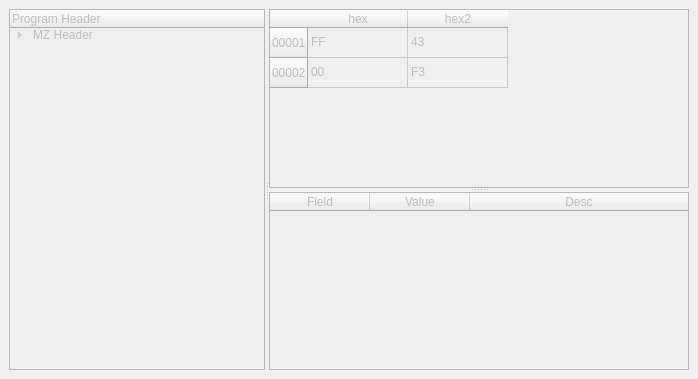
This is src/include/programheader.ui in Anderson00/DeObfuscator as Qt 5 draws it before an edit. The edited form follows.
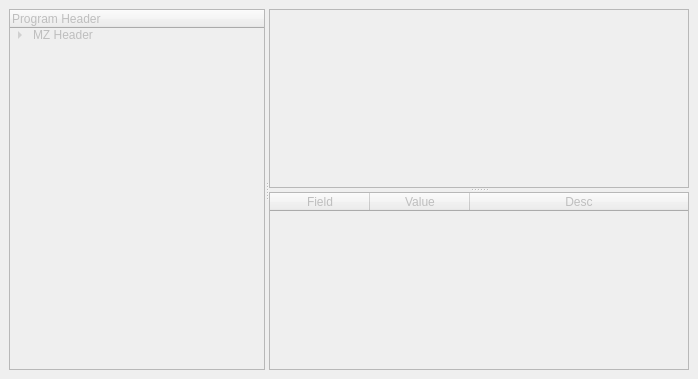
This is the edited form.

Commit message: Menu Icons and improvements in ProgramHeader window

```diff
--- a/src/include/programheader.ui
+++ b/src/include/programheader.ui
@@ -82,46 +82,30 @@
         <enum>Qt::Vertical</enum>
        </property>
        <widget class="QTableWidget" name="hexTable">
-        <row>
-         <property name="text">
-          <string>00001</string>
-         </property>
-        </row>
-        <row>
-         <property name="text">
-          <string>00002</string>
-         </property>
-        </row>
-        <column>
-         <property name="text">
-          <string>hex</string>
-         </property>
-        </column>
-        <column>
-         <property name="text">
-          <string>hex2</string>
-         </property>
-        </column>
-        <item row="0" column="0">
-         <property name="text">
-          <string>FF</string>
-         </property>
-        </item>
-        <item row="0" column="1">
-         <property name="text">
-          <string>43</string>
-         </property>
-        </item>
-        <item row="1" column="0">
-         <property name="text">
-          <string>00</string>
-         </property>
-        </item>
-        <item row="1" column="1">
-         <property name="text">
-          <string>F3</string>
-         </property>
-        </item>
+        <property name="alternatingRowColors">
+         <bool>false</bool>
+        </property>
+        <property name="selectionMode">
+         <enum>QAbstractItemView::SingleSelection</enum>
+        </property>
+        <property name="selectionBehavior">
+         <enum>QAbstractItemView::SelectRows</enum>
+        </property>
+        <property name="showGrid">
+         <bool>true</bool>
+        </property>
+        <property name="gridStyle">
+         <enum>Qt::SolidLine</enum>
+        </property>
+        <property name="cornerButtonEnabled">
+         <bool>false</bool>
+        </property>
+        <attribute name="horizontalHeaderStretchLastSection">
+         <bool>false</bool>
+        </attribute>
+        <attribute name="verticalHeaderStretchLastSection">
+         <bool>false</bool>
+        </attribute>
        </widget>
        <widget class="QTableWidget" name="fieldsTable">
         <property name="sizePolicy">
```
Left out of the diff: 3 changed lines with no effect on the pictures. The commit also changes 11 other files.
